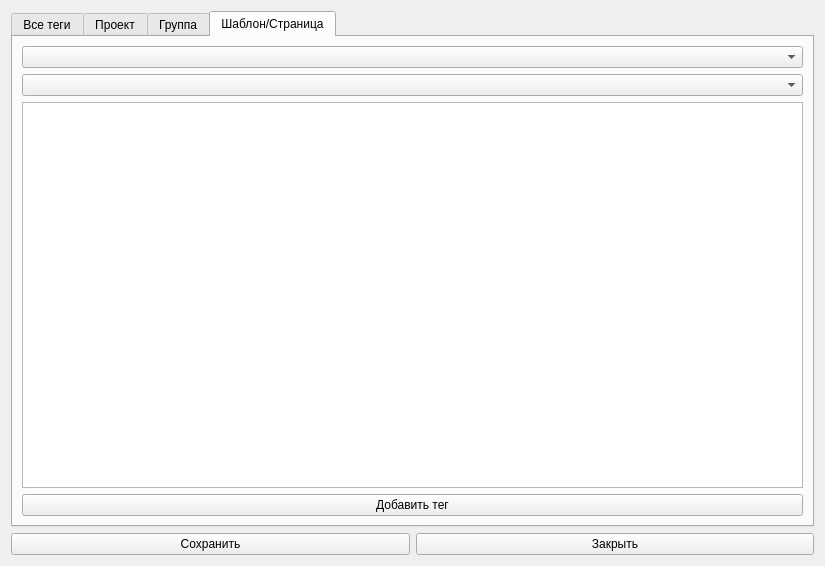
The window that designer/tagslistdialogwindow.ui (Artemako/auto-exec-doc) describes before a commit, drawn with Qt 5.
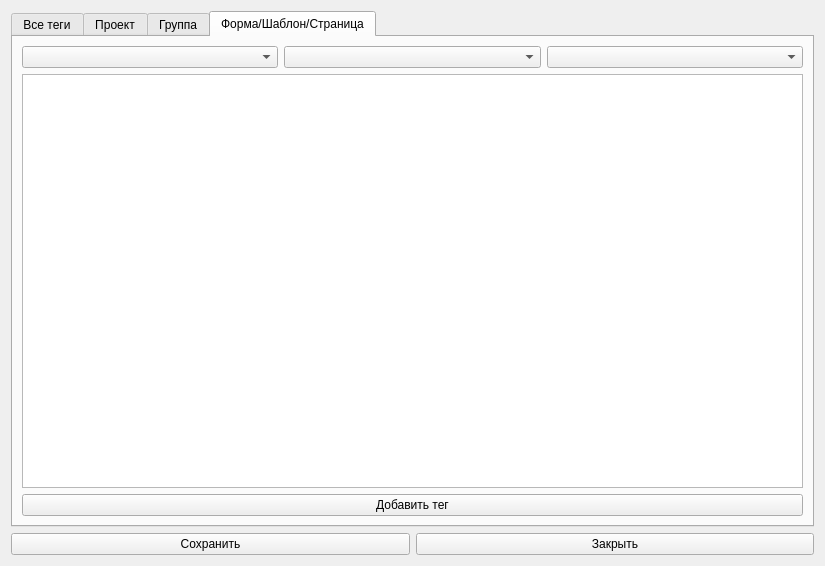
The same window after the commit. The open tabs and pages were chosen to show the change.

What changed in the file:
```diff
--- a/designer/tagslistdialogwindow.ui
+++ b/designer/tagslistdialogwindow.ui
@@ -75,14 +75,21 @@
      </widget>
      <widget class="QWidget" name="tab_template">
       <attribute name="title">
-       <string>Шаблон/Страница</string>
+       <string>Форма/Шаблон/Страница</string>
       </attribute>
       <layout class="QVBoxLayout" name="verticalLayout_6">
        <item>
+        <layout class="QHBoxLayout" name="horizontalLayout_2">
+         <item>
+          <widget class="QComboBox" name="combox_forms"/>
+         </item>
+         <item>
         <widget class="QComboBox" name="combox_templates"/>
        </item>
        <item>
-        <widget class="QComboBox" name="combox_page"/>
+          <widget class="QComboBox" name="combox_pages"/>
+         </item>
+        </layout>
        </item>
        <item>
         <widget class="QTableWidget" name="table_template_tags"/>
```
Left out of the diff: 4 changed lines with no effect on the pictures. Lines whose indentation alone changed are shown as unchanged.
